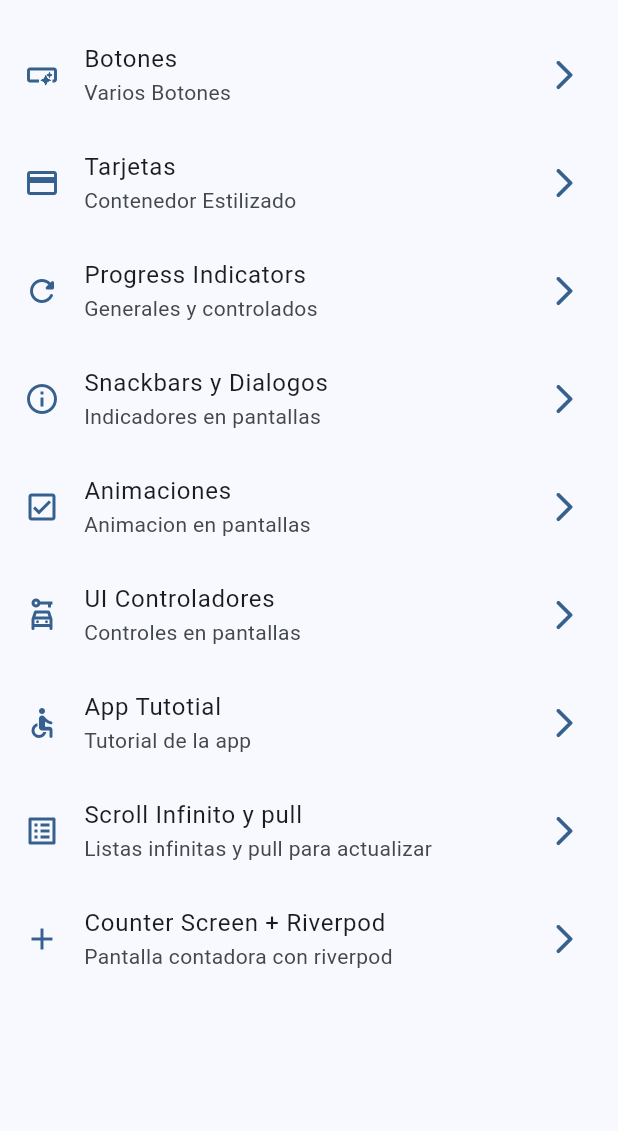
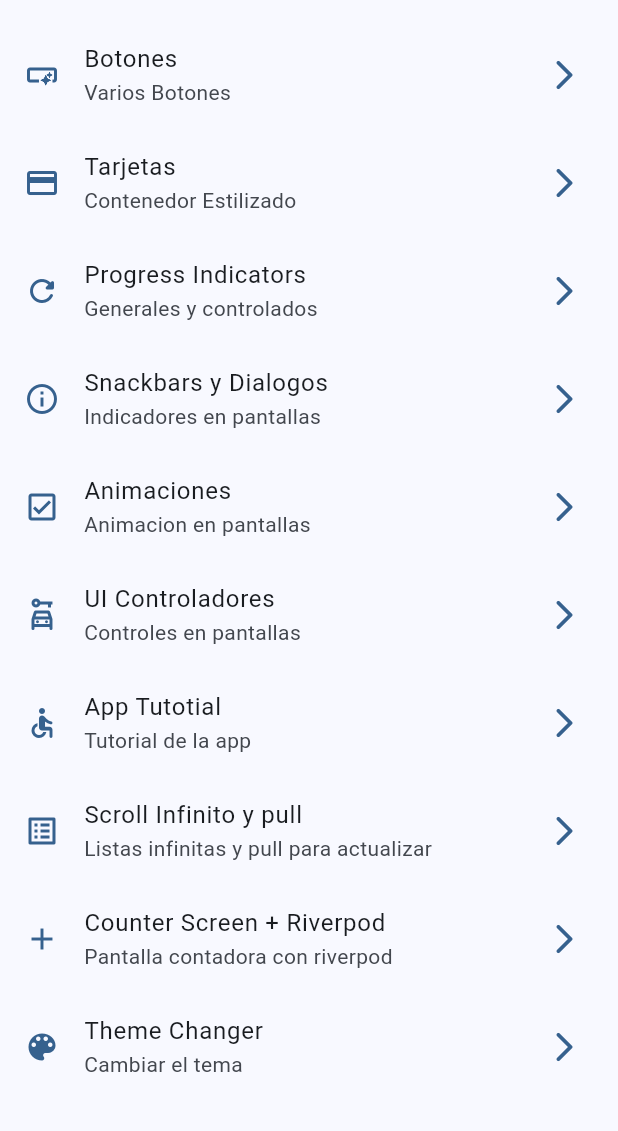
Before and after one commit to EduirBR/widgets_app_devtalles_curso, a Flutter app: the screen it shows after launch, on a phone screen of 412 x 824 dp, the part 63-1194 px from its top. Run offline on Flutter 3.47's test engine with Material 3 defaults, Android fonts, the phone set to English and light mode, and no system bars; our stand-ins replace animate_do, flutter_riverpod, go_router.

Commit message:
theme selector

```diff
--- a/lib/config/menu/menu_items.dart
+++ b/lib/config/menu/menu_items.dart
@@ -59,4 +59,9 @@ const List<MenuItem> appMenuItems = <MenuItem>[
       subTitle: 'Pantalla contadora con riverpod',
       url: '/counters',
       icon: Icons.add),
+  MenuItem(
+      title: 'Theme Changer',
+      subTitle: 'Cambiar el tema',
+      url: '/themes',
+      icon: Icons.color_lens_sharp),
 ];
--- a/lib/config/router/app_router.dart
+++ b/lib/config/router/app_router.dart
@@ -38,6 +38,10 @@ class AppRouter {
         path: '/counters',
         name: CounterScreen.name,
         view: const CounterScreen()),
+    addRoute(
+        path: '/themes',
+        name: ThemeChangerScreen.name,
+        view: const ThemeChangerScreen()),
   ];
 
   static GoRouter router = GoRouter(initialLocation: '/', routes: routes);
--- a/lib/config/themes/app_theme.dart
+++ b/lib/config/themes/app_theme.dart
@@ -12,12 +12,14 @@ const colorList = <Color>[
 
 class AppTheme {
   final int selectedColor;
+  final bool isDarkMode;
 
-  AppTheme({this.selectedColor = 0})
+  AppTheme({this.selectedColor = 0, this.isDarkMode = false})
       : assert(selectedColor >= 0 && selectedColor < colorList.length,
             'SelectedColor must be on range of 0 and ${colorList.length - 1}');
 
   ThemeData getTheme() => ThemeData(
+      brightness: isDarkMode ? Brightness.dark : Brightness.light,
       colorSchemeSeed: colorList[selectedColor],
       //themas para el appbar
       appBarTheme: const AppBarTheme(centerTitle: false));
--- a/lib/main.dart
+++ b/lib/main.dart
@@ -2,20 +2,22 @@ import 'package:flutter/material.dart';
 import 'package:flutter_riverpod/flutter_riverpod.dart';
 import 'package:widgets_app/config/router/app_router.dart';
 import 'package:widgets_app/config/themes/app_theme.dart';
+import 'package:widgets_app/presentation/providers/theme_provider.dart';
 
 void main() {
   runApp(const ProviderScope(child: MyApp()));
 }
 
-class MyApp extends StatelessWidget {
+class MyApp extends ConsumerWidget {
   const MyApp({super.key});
 
   @override
-  Widget build(BuildContext context) {
+  Widget build(BuildContext context, WidgetRef ref) {
+    final isDark = ref.watch(isDarkmodeProvider);
     return MaterialApp.router(
       title: 'Material App',
       debugShowCheckedModeBanner: false,
-      theme: AppTheme(selectedColor: 0).getTheme(),
+      theme: AppTheme(selectedColor: 0, isDarkMode: isDark).getTheme(),
       routerConfig: AppRouter.router,
     );
   }
--- a/lib/presentation/providers/theme_provider.dart
+++ b/lib/presentation/providers/theme_provider.dart
@@ -1,3 +1,7 @@
 import 'package:flutter_riverpod/flutter_riverpod.dart';
+import 'package:widgets_app/config/themes/app_theme.dart';
 
 final isDarkmodeProvider = StateProvider((dark) => false);
+
+final colorListProvider = Provider((ref) => colorList);
+final selectedColor = StateProvider((value) => 0);
--- a/lib/presentation/screens/screens.dart
+++ b/lib/presentation/screens/screens.dart
@@ -1,5 +1,5 @@
 export 'package:widgets_app/presentation/screens/counter/counter_screen.dart';
-
+export 'package:widgets_app/presentation/screens/themes/theme_changer_screen.dart';
 export 'package:widgets_app/presentation/screens/animated/animated_screen.dart';
 export 'package:widgets_app/presentation/screens/app_tutorial/app_tutorial_screen.dart';
 export 'package:widgets_app/presentation/screens/inifinite/inifinite_scroll_screen.dart';
```
Also changed, not shown: lib/presentation/screens/themes/theme_changer_screen.dart (added, +54 -0 lines).
